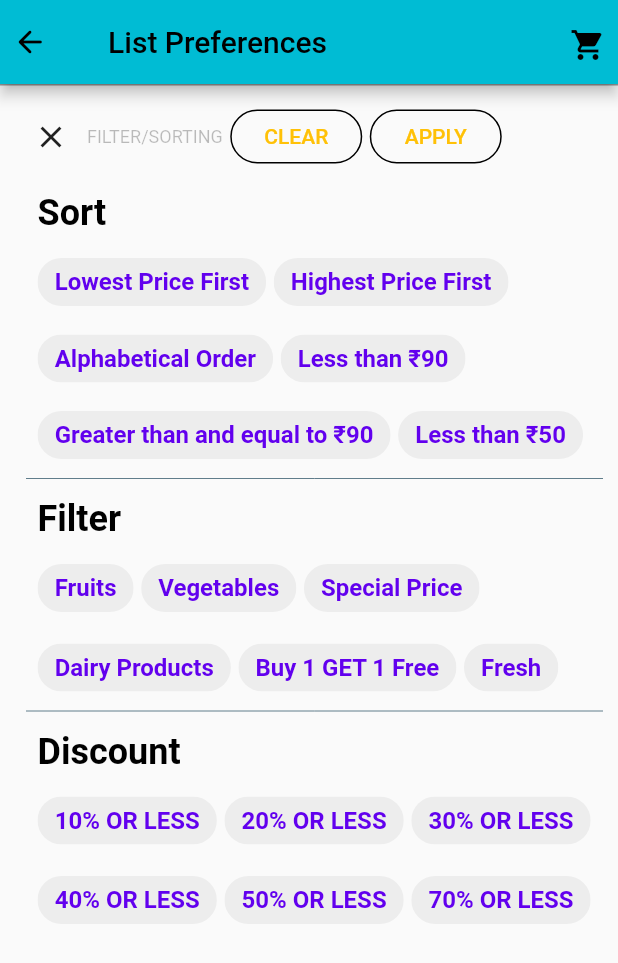
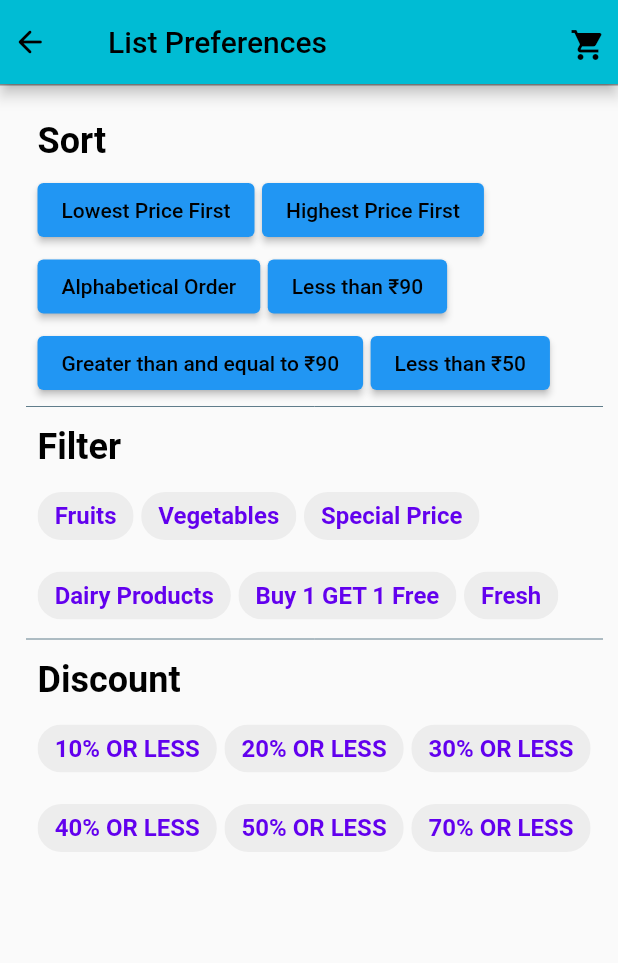
Before and after one commit to Sam071100/Grocers-Grocery-App, a Flutter app: the FilterPage screen opened directly, on a phone screen of 412 x 824 dp. Shown: the top 963 px of the screen. Run offline on Flutter 3.47's test engine with Material 2 defaults, Android fonts, the phone set to English and light mode, and no system bars; our stand-ins replace bloc, equatable, flutter_bloc; network calls fail.

Commit message:
Removed the Filterchip widget and addded Elevated Button for Sorting

```diff
--- a/lib/UI/filter_page.dart
+++ b/lib/UI/filter_page.dart
@@ -123,51 +123,6 @@ class _FilterPageState extends State<FilterPage> {
                   child: Column(
                       crossAxisAlignment: CrossAxisAlignment.start,
                       children: <Widget>[
-                        Row(
-                          crossAxisAlignment: CrossAxisAlignment.center,
-                          children: <Widget>[
-                            IconButton(
-                                icon: const Icon(Icons.close),
-                                onPressed: () {
-                                  Navigator.pop(context);
-                                }),
-                            Text(
-                              'FILTER/SORTING',
-                              style: TextStyle(
-                                  fontSize: 12.0, color: Colors.black26),
-                            ),
-                            _verticalD(),
-                            // ignore: deprecated_member_use
-                            OutlineButton(
-                                borderSide:
-                                    BorderSide(color: Colors.amber.shade500),
-                                child: const Text('CLEAR'),
-                                textColor: Colors.amber.shade500,
-                                onPressed: () {
-                                  //   setState(() {
-                                  //     key.currentState
-                                  //         .deselect(key.currentState.isSelected);
-                                  //   });
-                                },
-                                shape: OutlineInputBorder(
-                                  borderRadius: BorderRadius.circular(30.0),
-                                )),
-                            _verticalD(),
-                            // ignore: deprecated_member_use
-                            OutlineButton(
-                                borderSide:
-                                    BorderSide(color: Colors.amber.shade500),
-                                child: const Text('APPLY'),
-                                textColor: Colors.amber.shade500,
-                                onPressed: () {
-                                  // Apply the following Filters
-                                  Navigator.pop(context);
-                                },
-                                shape: OutlineInputBorder(
-                                  borderRadius: BorderRadius.circular(30.0),
-                                )),
-                          ],
-                        ),
                         Container(
                             child: Column(
                           crossAxisAlignment: CrossAxisAlignment.start,
@@ -196,21 +151,100 @@ class _FilterPageState extends State<FilterPage> {
                                           spacing: 5.0,
                                           runSpacing: 3.0,
                                           children: <Widget>[
-                                            filterChipWidget(
-                                              chipName: 'Lowest Price First',
+                                            ElevatedButton(
+                                              onPressed: () {
+                                                setState(() {
+                                                  shopItems.sort((a, b) => a
+                                                      .price
+                                                      .compareTo(b.price));
+                                                  filteredshopItems = shopItems;
+                                                });
+                                                Navigator.pop(context);
+                                              },
+                                              child: Text(
+                                                'Lowest Price First',
+                                                style: TextStyle(
+                                                    color: Colors.black),
+                                              ),
                                             ),
-                                            filterChipWidget(
-                                                chipName:
-                                                    'Highest Price First'),
-                                            filterChipWidget(
-                                                chipName: 'Alphabetical Order'),
-                                            filterChipWidget(
-                                                chipName: 'Less than \₹90'),
-                                            filterChipWidget(
-                                                chipName:
-                                                    'Greater than and equal to \₹90'),
-                                            filterChipWidget(
-                                                chipName: 'Less than \₹50'),
+                                            ElevatedButton(
+                                              onPressed: () {
+                                                setState(() {
+                                                  shopItems.sort((b, a) => a
+                                                      .price
+                                                      .compareTo(b.price));
+                                                  filteredshopItems = shopItems;
+                                                });
+                                                Navigator.pop(context);
+                                              },
+                                              child: Text(
+                                                'Highest Price First',
+                                                style: TextStyle(
+                                                    color: Colors.black),
+                                              ),
+                                            ),
+                                            ElevatedButton(
+                                              onPressed: () {
+                                                setState(() {
+                                                  shopItems.sort();
+                                                  filteredshopItems = shopItems;
+                                                });
+                                                Navigator.pop(context);
+                                              },
+                                              child: Text(
+                                                'Alphabetical Order',
+                                                style: TextStyle(
+                                                    color: Colors.black),
+                                              ),
+                                            ),
+                                            ElevatedButton(
+                                              onPressed: () {
+                                                setState(() {
+                                                  filteredshopItems = shopItems
+                                                      .where((u) =>
+                                                          (u.price) < 90.0)
+                                                      .toList();
+                                                });
+                                                Navigator.pop(context);
+                                              },
+                                              child: Text(
+                                                'Less than \₹90',
+                                                style: TextStyle(
+                                                    color: Colors.black),
+                                              ),
+                                            ),
+                                            ElevatedButton(
+                                              onPressed: () {
+                                                setState(() {
+                                                  filteredshopItems = shopItems
+                                                      .where((u) =>
+                                                          (u.price) >= 90.0)
+                                                      .toList();
+                                                });
+                                                Navigator.pop(context);
+                                              },
+                                              child: Text(
+                                                'Greater than and equal to \₹90',
+                                                style: TextStyle(
+                                                    color: Colors.black),
+                                              ),
+                                            ),
+                                            ElevatedButton(
+                                              onPressed: () {
+                                                setState(() {
+                                                  filteredshopItems = shopItems
+                                                      .where((u) =>
+                                                          (u.price) < 50.0)
+                                                      .toList();
+                                                });
+                                                Navigator.pop(context);
+                                              },
+                                              child: Text(
+                                                'Less than \₹50',
+                                                style: TextStyle(
+                                                    color: Colors.black),
+                                              ),
+                                            ),
                                           ],
                                         )),
                                       ),
```
